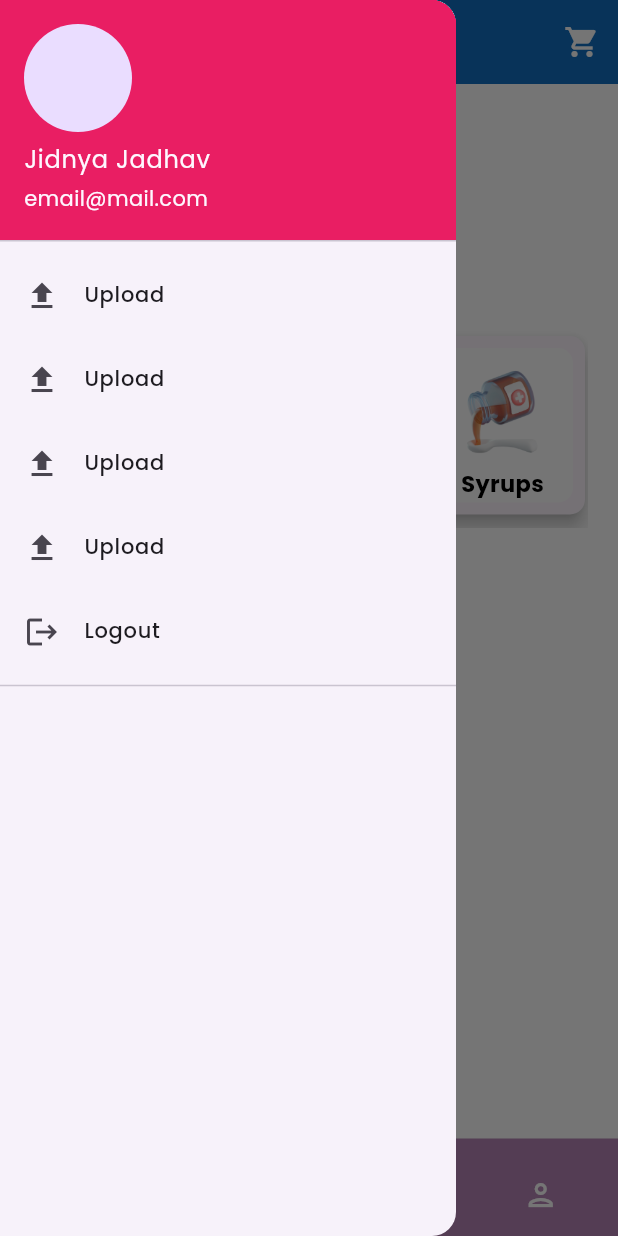
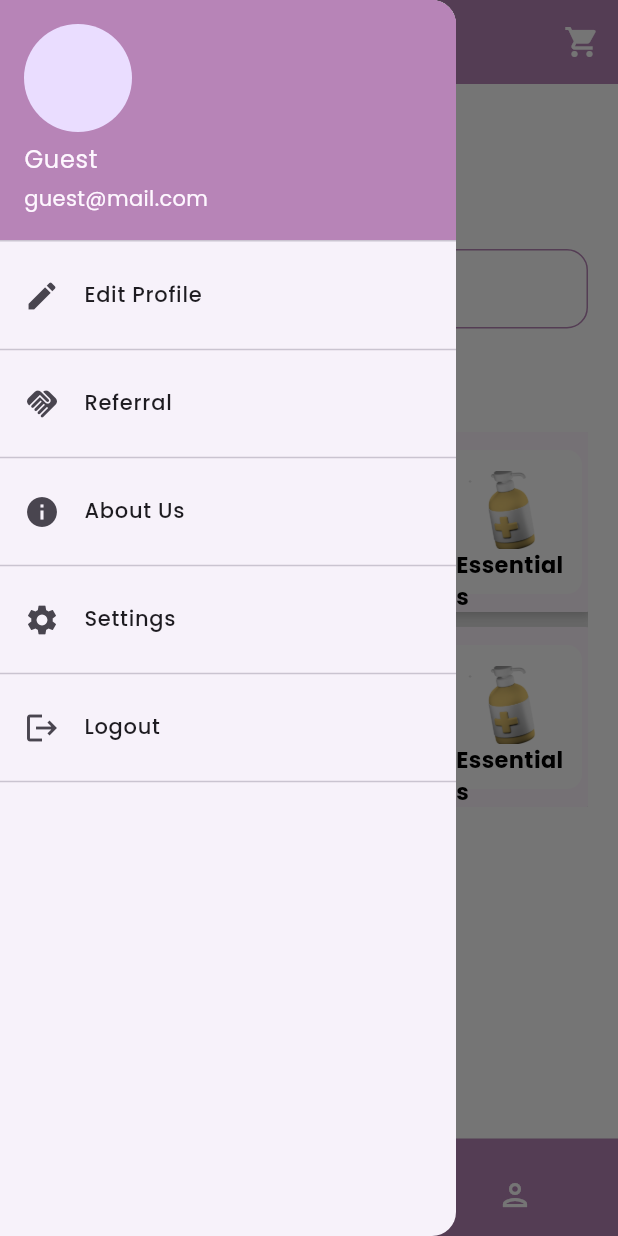
Before and after one commit to KGD2417/ReeLabsMedicineApp, a Flutter app: the BottomNav screen opened directly, with the side drawer open, on a phone screen of 412 x 824 dp. Run offline on Flutter 3.47's test engine with Material 3 defaults, Android fonts, the phone set to English and light mode, and no system bars; drawn by our look-alikes of curved_navigation_bar; our stand-ins replace cloud_firestore, firebase_auth, firebase_core, firebase_storage, google_fonts, iconsax and 2 more; accounts and stored records are empty.

Commit message:
Jidnya Update

```diff
--- a/lib/pages/bottomNav.dart
+++ b/lib/pages/bottomNav.dart
@@ -29,8 +29,7 @@ class _BottomNavState extends State<BottomNav> {
     homepage = Home();
     profile = Profile();
     orders = Orders();
-    some = Some();
-    pages = [homepage,some, orders,profile];
+    pages = [homepage, orders,profile];
     super.initState();
   }
 
@@ -39,9 +38,8 @@ class _BottomNavState extends State<BottomNav> {
   {
     return Scaffold(
       appBar: AppBar(
-        title: Text("Hello"),
+        title: Text("Hello Guest"),
         centerTitle: false,
-        elevation: 4,
         actions: [
           IconButton(onPressed: (){}, icon: Icon(Icons.shopping_cart))
           ],
@@ -63,10 +61,6 @@ class _BottomNavState extends State<BottomNav> {
                 color: Colors.white,
               ),
               Icon(
-                Icons.question_mark_outlined,
-                color: Colors.white,
-              ),
-              Icon(
                 Icons.shopping_bag_outlined,
                 color: Colors.white,
               ),
--- a/lib/pages/home.dart
+++ b/lib/pages/home.dart
@@ -1,5 +1,6 @@
 import 'package:flutter/cupertino.dart';
 import 'package:flutter/material.dart';
+import 'package:pill_pal/pages/product_list.dart';
 import 'package:pill_pal/widget/navigation_drawer_widget.dart';
 
 import '../widget/widget_support.dart';
@@ -13,10 +14,25 @@ State<Home> createState() => _HomeState();
 
 class _HomeState extends State<Home> {
 
+  late TextEditingController _searchController;
+  int selectedCategory = -1;
+  List<CategoryData> categories = [
+    CategoryData("First Aid", "images/firstAid.png"),
+    CategoryData("Tablets", "images/tablet.png"),
+    CategoryData("Syrups", "images/syrup2.png"),
+    CategoryData("Essentials", "images/essentials1.png"),
+    CategoryData("Essentials", "images/essentials1.png"),
+    CategoryData("Essentials", "images/essentials1.png"),
+  ];
   bool balms = false,
       tablets = false,
       syrup = false,
       essentials = false;
+
+  void initState() {
+    super.initState();
+    _searchController = TextEditingController();
+  }
 
   @override
   Widget build(BuildContext context) {
@@ -34,9 +50,83 @@ class _HomeState extends State<Home> {
               style: AppWidget.tagLineTextFieldStyle(),
             ),
             SizedBox(height: 20,),
+            TextField(
+              controller: _searchController,
+              decoration: InputDecoration(
+                hintText: 'Search Products',
+                prefixIcon: const Icon(Icons.search),
+                border: OutlineInputBorder(
+                  borderRadius: BorderRadius.circular(8.0),
+                ),
+              ),
+              onChanged: (value) {
+                setState(() {
+                  // Perform search or filter operation based on value
+                });
+              },
+            ),
+            SizedBox(height: 20,),
             Text("Popular Categories",
               style: AppWidget.subHeaderTextFieldStyle(),
             ),
+            SizedBox(height: 20,),
+              Container(
+                height: 250,
+                child: GridView.builder(
+                  scrollDirection: Axis.horizontal,
+                  gridDelegate: SliverGridDelegateWithFixedCrossAxisCount(
+                    crossAxisCount: 2,
+                    crossAxisSpacing: 10.0,
+                    mainAxisSpacing: 10.0,
+                  ),
+                  itemCount: 6, // Replace with the actual number of items
+                  itemBuilder: (BuildContext context, int index) {
+                    return GestureDetector(
+                      onTap: () {
+                        setState(() {
+                          selectedCategory = index;
+                          Navigator.push(context, MaterialPageRoute(builder: (context)=>ProductListPage()));
+                        });
+                      },
+                      child: Material(
+                        elevation: 5,
+                        borderRadius: BorderRadius.circular(10),
+                        child: Container(
+                          margin: EdgeInsets.all(12),
+                          decoration: BoxDecoration(
+                            color: selectedCategory == index
+                                ? Color(0xFFB784B7)
+                                : Colors.white,
+                            borderRadius: BorderRadius.circular(10),
+                          ),
+                          padding: EdgeInsets.all(12),
+                          child: Column(
+                            crossAxisAlignment: CrossAxisAlignment.center,
+                            children: [
+                              SizedBox(height: 2),
+                              Image.asset(categories[index].imagePath,
+                                  height: 52,
+                                  width: 60,
+                                  fit: BoxFit.cover),
+                              Text(
+                                categories[index].categoryText,
+                                style: TextStyle(
+                                  fontSize: 15,
+                                  fontWeight: FontWeight.bold,
+                                  fontFamily: 'Poppins',
+                                  color: selectedCategory == index
+                                      ? Colors.white
+                                      : Colors.black,
+                                ),
+                              ),
+                            ],
+                          ),
+                        ),
+                      ),
+                    );
+                  },
+                ),
+              ),
             SizedBox(height: 20,),
             showItems(),
           ],
@@ -44,14 +134,12 @@ class _HomeState extends State<Home> {
       ),
     );
   }
-
   Widget showItems() {
     return SingleChildScrollView(
       scrollDirection: Axis.horizontal,
       child: Row(
         mainAxisAlignment: MainAxisAlignment.spaceBetween,
         children: [
-
           GestureDetector(
             onTap: () {
               balms = true;
@@ -97,6 +185,7 @@ class _HomeState extends State<Home> {
               tablets = true;
               syrup = false;
               essentials = false;
+              Navigator.push(context, MaterialPageRoute(builder: (context)=>ProductListPage()));
               setState(() {
 
               });
@@ -129,83 +218,13 @@ class _HomeState extends State<Home> {
               ),
             ),
           ),
-          GestureDetector(
-            onTap: () {
-              balms = false;
-              tablets = false;
-              syrup = true;
-              essentials = false;
-              setState(() {
-
-              });
-            },
-            child: Padding(
-              padding: const EdgeInsets.all(8.0),
-              child: Material(
-                elevation: 5,
-                borderRadius: BorderRadius.circular(10),
-                child: Container(
-                  margin: EdgeInsets.all(8),
-                  decoration: BoxDecoration(
-                      color: syrup ? Color(0xFFB784B7) : Colors.white,
-                      borderRadius: BorderRadius.circular(10)),
-                  padding: EdgeInsets.only(
-                      left: 12, top: 12, right: 12, bottom: 2),
-                  child: Column(
-                    crossAxisAlignment: CrossAxisAlignment.center,
-                    children: [
-                      Image.asset("images/syrup2.png", height: 60,
-                          width: 70,
-                          fit: BoxFit.cover),
-                      SizedBox(height: 8),
-                      Text(
-                          "Syrups",
-                          style: AppWidget.categoryTextFieldStyle()
-                      ),
-                    ],),
-                ),
-              ),
-            ),
-          ),
-          GestureDetector(
-            onTap: () {
-              balms = false;
-              tablets = false;
-              syrup = false;
-              essentials = true;
-              setState(() {
-
-              });
-            },
-            child: Padding(
-              padding: const EdgeInsets.all(8.0),
-              child: Material(
-                elevation: 5,
-                borderRadius: BorderRadius.circular(10),
-                child: Container(
-                  margin: EdgeInsets.all(8),
-                  decoration: BoxDecoration(
-                      color: essentials ? Color(0xFFB784B7) : Colors.white,
-                      borderRadius: BorderRadius.circular(10)),
-                  padding: EdgeInsets.only(
-                      left: 12, top: 12, right: 12, bottom: 2),
-                  child: Column(
-                    crossAxisAlignment: CrossAxisAlignment.center,
-                    children: [
-                      Image.asset("images/essentials1.png", height: 60,
-                          width: 70,
-                          fit: BoxFit.cover),
-                      SizedBox(height: 10),
-                      Text(
-                          "Essentials",
-                          style: AppWidget.categoryTextFieldStyle()
-                      ),
-                    ],),
-                ),
-              ),
-            ),
-          )
         ],),
     );
   }
 }
+class CategoryData {
+  final String categoryText;
+  final String imagePath;
+
+  CategoryData(this.categoryText, this.imagePath);
+}
--- a/lib/themes/custom_themes/appbar_theme.dart
+++ b/lib/themes/custom_themes/appbar_theme.dart
@@ -9,7 +9,7 @@ class EAppBarTheme{
     foregroundColor: Colors.white,
     centerTitle: true,
     scrolledUnderElevation: 0,
-    backgroundColor: Color(0xFF0f6cbd),
+    backgroundColor: Color(0xFFB784B7),
     surfaceTintColor: Colors.blue,
     iconTheme: IconThemeData(color: Colors.white,size: 24),
     actionsIconTheme: IconThemeData(color: Colors.white, size: 24),
@@ -20,7 +20,7 @@ class EAppBarTheme{
       elevation: 0,
       centerTitle: true,
       scrolledUnderElevation: 0,
-      backgroundColor: Colors.transparent,
+      backgroundColor: Color(0xFFB784B7),
       surfaceTintColor: Colors.transparent,
       iconTheme: IconThemeData(color: Colors.black,size: 24),
       actionsIconTheme: IconThemeData(color: Colors.white, size: 24),
--- a/lib/widget/navigation_drawer_widget.dart
+++ b/lib/widget/navigation_drawer_widget.dart
@@ -12,37 +12,41 @@ class NavigationDrawerWidget extends StatelessWidget {
         padding: EdgeInsets.zero,
         children: [
           UserAccountsDrawerHeader(
-            accountName: const Text('Jidnya Jadhav'),
-            accountEmail: const Text('email@mail.com'),
+            accountName: const Text('Guest'),
+            accountEmail: const Text('guest@mail.com'),
             currentAccountPicture: CircleAvatar(
               child: ClipOval(
                 // child: Image.asset('images/.png'),
               ),
             ),
             decoration: BoxDecoration(
-              color: Colors.pink,
+              color: Color(0xFFB784B7),
               //image: DecorationImage(image: AssetImage('.jpg'), fit: BoxFit.cover)
             ),),
           ListTile(
-            leading: Icon(Icons.file_upload),
-            title: Text('Upload'),
+            leading: Icon(Icons.edit),
+            title: Text('Edit Profile'),
             onTap: () => print('uploaded'),
           ),
+          Divider(),
           ListTile(
-            leading: Icon(Icons.file_upload),
-            title: Text('Upload'),
+            leading: Icon(Icons.handshake),
+            title: Text('Referral'),
             onTap: () => print('uploaded'),
           ),
+          Divider(),
           ListTile(
-            leading: Icon(Icons.file_upload),
-            title: Text('Upload'),
+            leading: Icon(Icons.info),
+            title: Text('About Us'),
             onTap: () => print('uploaded'),
           ),
+          Divider(),
           ListTile(
-            leading: Icon(Icons.file_upload),
-            title: Text('Upload'),
+            leading: Icon(Icons.settings),
+            title: Text('Settings'),
             onTap: () => print('uploaded'),
           ),
+          Divider(),
           ListTile(
             leading: Icon(Icons.logout),
             title: Text('Logout'),
--- a/pubspec.yaml
+++ b/pubspec.yaml
@@ -44,6 +44,8 @@ dependencies:
   flutter_stripe: ^10.0.0
   firebase_auth: ^4.17.4
   cloud_firestore: ^4.15.5
+  firebase_storage: ^11.6.6
+  image_picker: ^1.0.7
 
 
 
```
Also changed, not shown: lib/pages/product_list.dart (added, +176 -0 lines), pubspec.lock.
